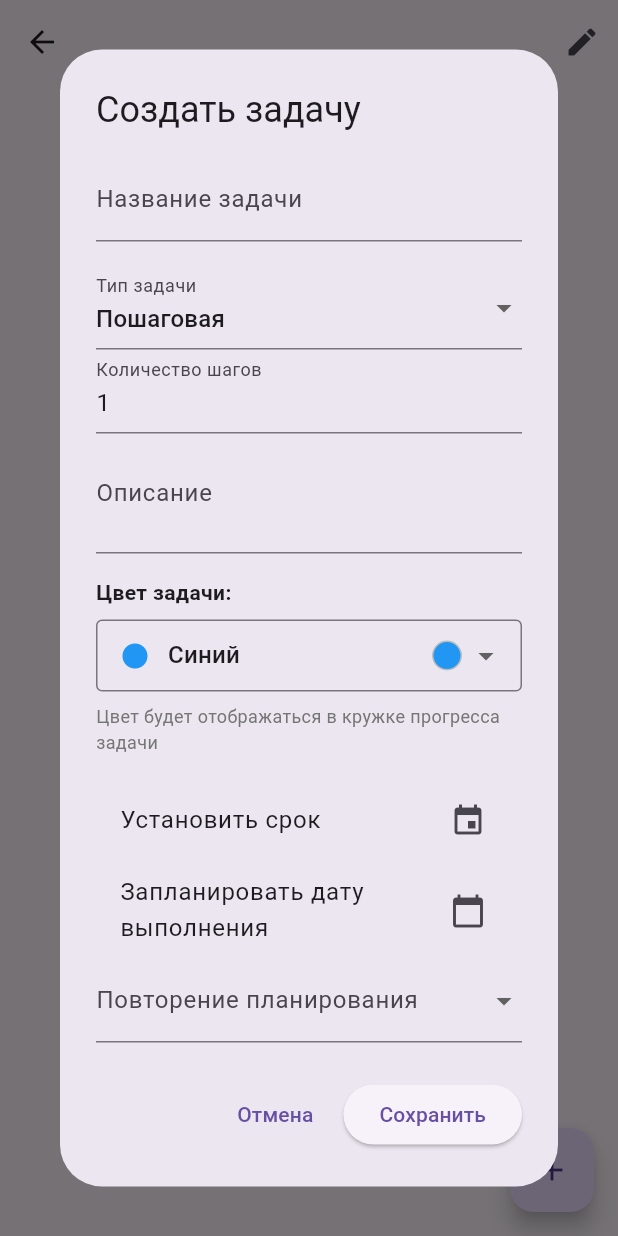
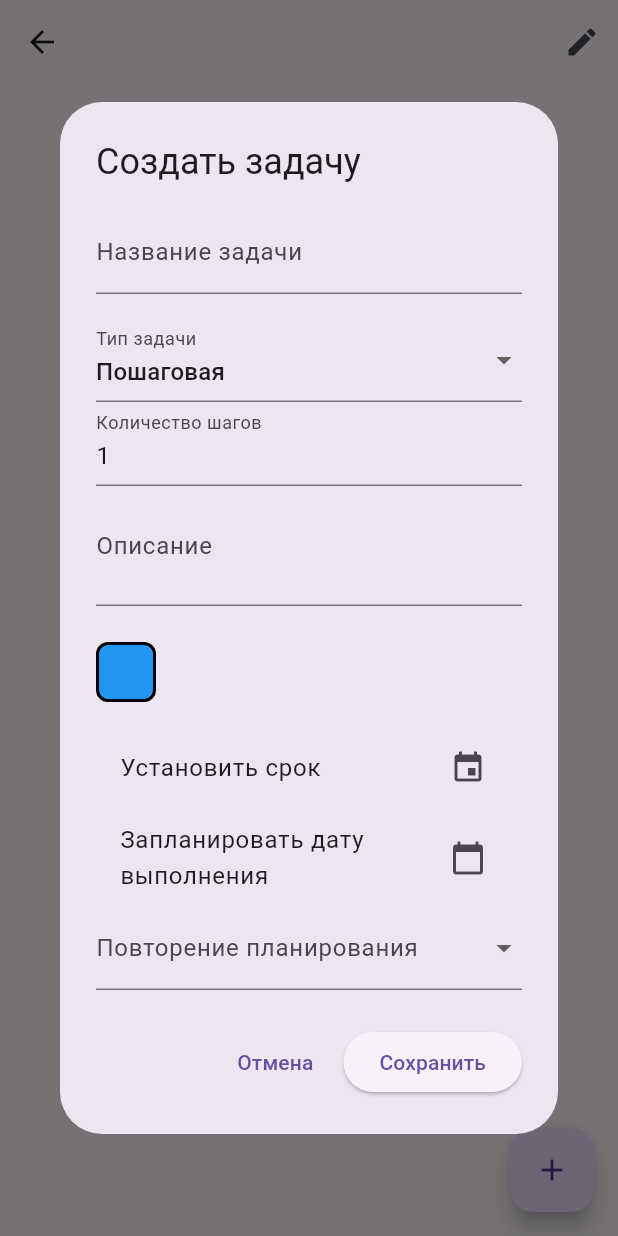
Before and after one commit to Vinillian/task_tracker, a Flutter app: the ProjectDetailScreen screen opened directly with empty values, after a tap on the "add" icon, on a phone screen of 412 x 824 dp. Run offline on Flutter 3.47's test engine with Material 3 defaults, Android fonts, the phone set to English and light mode, and no system bars; our stand-ins replace cloud_firestore, firebase_auth, firebase_core, hive, hive_flutter, share_plus and 1 more; accounts and stored records are empty.

Commit message:
feat: implement collapsible color picker with overlay positioning
- Add expandable/collapsible color palette that appears above the color indicator
- Maintain color selection functionality with automatic palette closure
- Improve user experience with intuitive color selection interface

```diff
--- a/lib/widgets/task_edit_dialog.dart
+++ b/lib/widgets/task_edit_dialog.dart
@@ -3,6 +3,7 @@ import 'package:intl/intl.dart';
 import '../models/task.dart';
 import '../models/task_type.dart';
 import '../models/recurrence.dart';
+import 'dart:math'; // ← ДОБАВИТЬ ДЛЯ PI И ТРИГОНОМЕТРИЧЕСКИХ ФУНКЦИЙ
 
 // Вспомогательный класс для хранения информации о цвете (ВЫНЕСТИ ЗА ПРЕДЕЛЫ КЛАССА)
 class _ColorOption {
@@ -161,88 +162,94 @@ class _TaskEditDialogState extends State<TaskEditDialog> {
     );
   }
 
+  bool _isColorPickerExpanded = false;
+
   Widget _buildColorPicker() {
-    final colors = [
-      _ColorOption('Красный', 0xFFF44336, Icons.circle, Colors.red),
-      _ColorOption('Розовый', 0xFFE91E63, Icons.circle, Colors.pink),
-      _ColorOption('Фиолетовый', 0xFF9C27B0, Icons.circle, Colors.purple),
-      _ColorOption('Глубокий фиолетовый', 0xFF673AB7, Icons.circle, Colors.deepPurple),
-      _ColorOption('Индиго', 0xFF3F51B5, Icons.circle, Colors.indigo),
-      _ColorOption('Синий', 0xFF2196F3, Icons.circle, Colors.blue),
-      _ColorOption('Голубой', 0xFF03A9F4, Icons.circle, Colors.lightBlue),
-      _ColorOption('Бирюзовый', 0xFF00BCD4, Icons.circle, Colors.cyan),
-      _ColorOption('Зеленый', 0xFF009688, Icons.circle, Colors.teal),
-      _ColorOption('Светло-зеленый', 0xFF4CAF50, Icons.circle, Colors.green),
-      _ColorOption('Лаймовый', 0xFF8BC34A, Icons.circle, Colors.lightGreen),
-      _ColorOption('Желтый', 0xFFCDDC39, Icons.circle, Colors.yellow),
-      _ColorOption('Янтарный', 0xFFFFC107, Icons.circle, Colors.amber),
-      _ColorOption('Оранжевый', 0xFFFF9800, Icons.circle, Colors.orange),
-      _ColorOption('Глубокий оранжевый', 0xFFFF5722, Icons.circle, Colors.deepOrange),
-      _ColorOption('Коричневый', 0xFF795548, Icons.circle, Colors.brown),
-      _ColorOption('Серый', 0xFF9E9E9E, Icons.circle, Colors.grey),
-      _ColorOption('Сине-серый', 0xFF607D8B, Icons.circle, Colors.blueGrey),
+    final colorMatrix = [
+      [0xFF2196F3, 0xFF03A9F4, 0xFF00BCD4, 0xFF009688, 0xFF4CAF50, 0xFF8BC34A],
+      [0xFFCDDC39, 0xFFFFC107, 0xFFFF9800, 0xFFFF5722, 0xFFF44336, 0xFFE91E63],
+      [0xFF9C27B0, 0xFF673AB7, 0xFF3F51B5, 0xFF607D8B, 0xFF9E9E9E, 0xFF795548],
     ];
-
-    // Находим текущий выбранный цвет
-    final currentColor = colors.firstWhere(
-          (color) => color.value == _selectedColor,
-      orElse: () => colors.firstWhere((color) => color.value == 0xFF2196F3),
-    );
 
     return Column(
       crossAxisAlignment: CrossAxisAlignment.start,
       children: [
-        const Text('Цвет задачи:', style: TextStyle(fontWeight: FontWeight.bold)),
         const SizedBox(height: 8),
-        DropdownButtonFormField<_ColorOption>(
-          value: currentColor,
-          items: colors.map((colorOption) {
-            return DropdownMenuItem<_ColorOption>(
-              value: colorOption,
-              child: Row(
-                children: [
-                  Icon(
-                    colorOption.icon,
-                    color: colorOption.color,
-                    size: 20,
-                  ),
-                  const SizedBox(width: 12),
-                  Text(colorOption.name),
-                  const Spacer(),
-                  Container(
-                    width: 20,
-                    height: 20,
-                    decoration: BoxDecoration(
-                      color: Color(colorOption.value),
-                      borderRadius: BorderRadius.circular(10),
-                      border: Border.all(color: Colors.grey.shade400),
-                    ),
-                  ),
-                ],
+
+        // Выпадающая палитра (теперь сверху)
+        if (_isColorPickerExpanded) ...[
+          Container(
+            padding: const EdgeInsets.all(4),
+            decoration: BoxDecoration(
+              color: Colors.grey.shade50,
+              borderRadius: BorderRadius.circular(6),
+              border: Border.all(color: Colors.grey.shade300),
+            ),
+            child: Column(
+              children: colorMatrix.map((row) {
+                return Row(
+                  children: row.map((colorValue) {
+                    return Expanded(
+                      child: Container(
+                        height: 22,
+                        margin: const EdgeInsets.all(0.5),
+                        child: GestureDetector(
+                          onTap: () {
+                            setState(() {
+                              _selectedColor = colorValue;
+                              _isColorPickerExpanded = false; // Закрыть после выбора
+                            });
+                          },
+                          child: Container(
+                            decoration: BoxDecoration(
+                              color: Color(colorValue),
+                              borderRadius: BorderRadius.circular(2),
+                              border: Border.all(
+                                color: _selectedColor == colorValue
+                                    ? Colors.black
+                                    : Colors.transparent,
+                                width: _selectedColor == colorValue ? 2 : 0,
+                              ),
+                            ),
+                          ),
+                        ),
+                      ),
+                    );
+                  }).toList(),
+                );
+              }).toList(),
+            ),
+          ),
+          const SizedBox(height: 12),
+        ],
+
+        // Строка с индикатором (теперь снизу)
+        Row(
+          children: [
+            // Индикатор цвета (кнопка для открытия/закрытия палитры)
+            GestureDetector(
+              onTap: () {
+                setState(() {
+                  _isColorPickerExpanded = !_isColorPickerExpanded;
+                });
+              },
+              child: Container(
+                width: 40,
+                height: 40,
+                decoration: BoxDecoration(
+                  color: Color(_selectedColor),
+                  borderRadius: BorderRadius.circular(8),
+                  border: Border.all(color: Colors.black, width: 2),
+                ),
               ),
-            );
-          }).toList(),
-          onChanged: (colorOption) {
-            if (colorOption != null) {
-              setState(() {
-                _selectedColor = colorOption.value;
-              });
-            }
-          },
-          decoration: const InputDecoration(
-            border: OutlineInputBorder(),
-            contentPadding: EdgeInsets.symmetric(horizontal: 12, vertical: 8),
-          ),
-          isExpanded: true,
-        ),
-        const SizedBox(height: 8),
-        Text(
-          'Цвет будет отображаться в кружке прогресса задачи',
-          style: TextStyle(fontSize: 12, color: Colors.grey[600]),
+            ),
+          ],
         ),
       ],
     );
   }
+
+
 
   void _saveTask() {
     final name = _nameController.text.trim();
```
